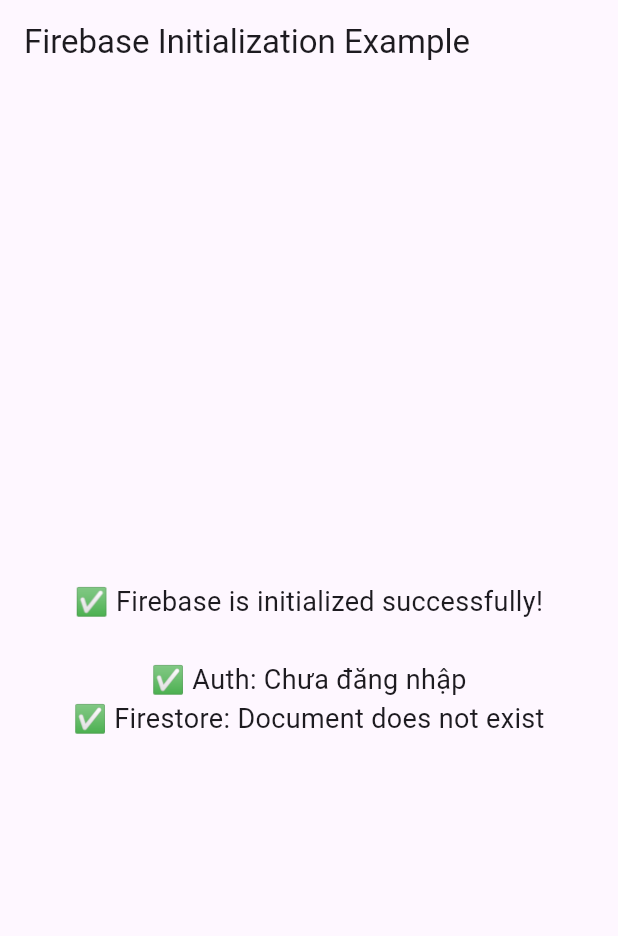
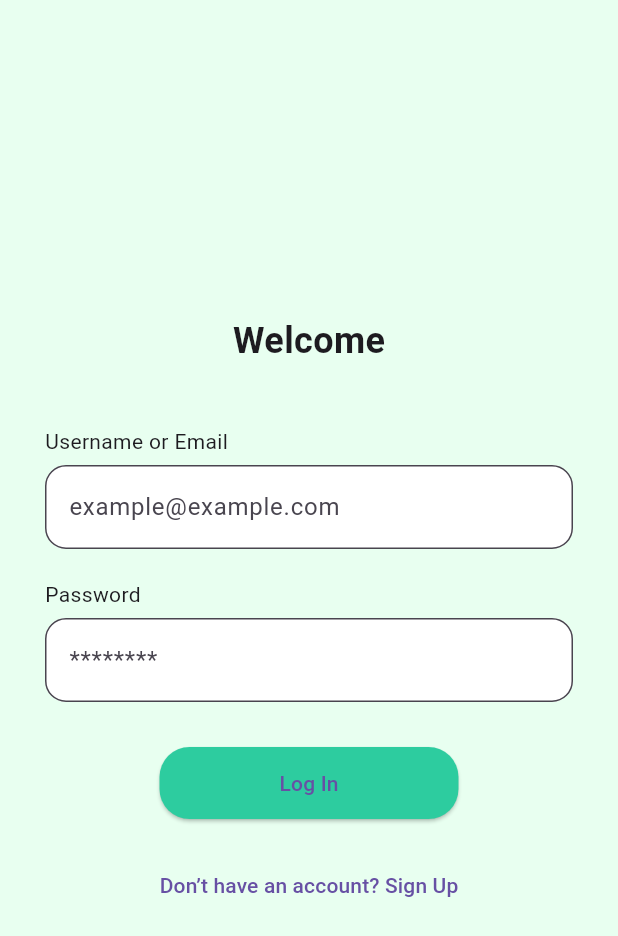
Before and after one commit to gk182/FinanceManagment, a Flutter app: the screen it shows after launch, on a phone screen of 412 x 824 dp. Shown: the top 936 px of the screen. Run offline on Flutter 3.47's test engine with Material 3 defaults, Android fonts, the phone set to English and light mode, and no system bars; our stand-ins replace cloud_firestore, firebase_auth, firebase_core, shared_preferences; accounts and stored records are empty.

Commit message:
update login regis

```diff
--- a/analysis_options.yaml
+++ b/analysis_options.yaml
@@ -7,6 +7,10 @@
 
 # The following line activates a set of recommended lints for Flutter apps,
 # packages, and plugins designed to encourage good coding practices.
+analyzer:
+  errors:
+    use_build_context_synchronously: ignore
+    constant_identifier_names: ignore
 include: package:flutter_lints/flutter.yaml
 
 linter:
--- a/lib/core/firebase/firebase_config.dart
+++ b/lib/core/firebase/firebase_config.dart
@@ -1,6 +1,6 @@
 import 'package:firebase_core/firebase_core.dart';
 import 'package:flutter/material.dart';
-import '../../../firebase_options.dart'; // đường dẫn đúng nếu bạn dùng FlutterFire CLI
+import 'firebase_options.dart';
 
 Future<void> initFirebase() async {
   try {
--- a/lib/main.dart
+++ b/lib/main.dart
@@ -1,87 +1,26 @@
 import 'package:flutter/material.dart';
 import 'core/firebase/firebase_config.dart';
-import 'package:firebase_auth/firebase_auth.dart';
-import 'package:cloud_firestore/cloud_firestore.dart';
+import './pages/pages.dart';
 
-void main() {
-  WidgetsFlutterBinding.ensureInitialized(); // Đảm bảo binding đã được khởi tạo
-  runApp(const MyApp());
+void main() async {
+  initFirebase();
+  runApp(const FinWiseApp());
 }
 
-class MyApp extends StatelessWidget {
-  const MyApp({super.key});
+class FinWiseApp extends StatelessWidget {
+  const FinWiseApp({super.key});
 
   @override
   Widget build(BuildContext context) {
     return MaterialApp(
-      title: 'Flutter Demo',
-      theme: ThemeData(
-        primarySwatch: Colors.blue,
-      ),
-      home: const FirebaseInitScreen(),
+      title: 'FinWise',
+      debugShowCheckedModeBanner: false,
+      routes: {
+        '/login': (_) => const LoginPage(),
+        '/register': (_) => const RegisterPage(),
+        '/home': (_) => const HomePage(),
+      },
+      home: const SplashPage(),
     );
   }
 }
-
-class FirebaseInitScreen extends StatefulWidget {
-  const FirebaseInitScreen({super.key});
-
-  @override
-  State<FirebaseInitScreen> createState() => _FirebaseInitScreenState();
-}
-
-class _FirebaseInitScreenState extends State<FirebaseInitScreen> {
-  String _status = 'Loading...';
-
-  @override
-  void initState() {
-    super.initState();
-    _initializeFirebaseAndCheckServices();
-  }
-
-  Future<void> _initializeFirebaseAndCheckServices() async {
-    try {
-      await initFirebase();
-
-      // Kiểm tra Firebase Auth
-      final user = FirebaseAuth.instance.currentUser;
-      final authStatus = user != null
-          ? '✅ Auth: Logged in as ${user.email}'
-          : '✅ Auth: Chưa đăng nhập';
-
-      // Kiểm tra Firestore
-      final doc = await FirebaseFirestore.instance
-          .collection('test')
-          .doc('check')
-          .get();
-
-      final firestoreStatus = doc.exists
-          ? '✅ Firestore: Document exists'
-          : '✅ Firestore: Document does not exist';
-
-      setState(() {
-        _status = '✅ Firebase is initialized successfully!\n\n'
-            '$authStatus\n'
-            '$firestoreStatus';
-      });
-    } catch (error) {
-      setState(() {
-        _status = '❌ Failed to initialize or access Firebase:\n$error';
-      });
-    }
-  }
-
-  @override
-  Widget build(BuildContext context) {
-    return Scaffold(
-      appBar: AppBar(title: const Text('Firebase Initialization Example')),
-      body: Center(
-        child: Text(
-          _status,
-          textAlign: TextAlign.center,
-          style: const TextStyle(fontSize: 18),
-        ),
-      ),
-    );
-  }
-}
--- /dev/null
+++ b/lib/models/user_model.dart
@@ -0,0 +1,21 @@
+// ignore: file_names
+class AppUser {
+  final String uid;
+  final String email;
+
+  AppUser({required this.uid, required this.email});
+
+  Map<String, dynamic> toMap() {
+    return {
+      'uid': uid,
+      'email': email,
+    };
+  }
+
+  factory AppUser.fromMap(Map<String, dynamic> map) {
+    return AppUser(
+      uid: map['uid'],
+      email: map['email'],
+    );
+  }
+}
--- a/lib/pages/auth/login_page.dart
+++ b/lib/pages/auth/login_page.dart
@@ -0,0 +1,109 @@
+import 'package:flutter/material.dart';
+import 'package:firebase_auth/firebase_auth.dart';
+import 'package:shared_preferences/shared_preferences.dart';
+
+class LoginPage extends StatefulWidget {
+  const LoginPage({super.key});
+
+  @override
+  State<LoginPage> createState() => _LoginPageState();
+}
+
+class _LoginPageState extends State<LoginPage> {
+  final _emailController = TextEditingController();
+  final _passwordController = TextEditingController();
+  final _formKey = GlobalKey<FormState>();
+  bool _isLoading = false;
+  String? error;
+
+  Future<void> _login() async {
+    if (_formKey.currentState!.validate()) {
+      setState(() => _isLoading = true);
+      try {
+        await FirebaseAuth.instance.signInWithEmailAndPassword(
+          email: _emailController.text.trim(),
+          password: _passwordController.text.trim(),
+        );
+        final prefs = await SharedPreferences.getInstance();
+        await prefs.setBool('isLoggedIn', true);
+
+        ScaffoldMessenger.of(context).showSnackBar(
+            const SnackBar(content: Text('Đăng nhập thành công!')),
+          );
+
+        Navigator.pushReplacementNamed(context, '/home');
+      }
+      on FirebaseAuthException catch (e) {
+        ScaffoldMessenger.of(context).showSnackBar(
+          SnackBar(content: Text(e.message ?? 'Đã xảy ra lỗi')),
+        );
+      }
+      finally {
+        setState(() => _isLoading = false);
+      }
+    }
+  }
+
+  @override
+  Widget build(BuildContext context) {
+    return Scaffold(
+      backgroundColor: const Color(0xffe8fff0),
+      body: Center(
+        child: SingleChildScrollView(
+          padding: const EdgeInsets.symmetric(horizontal: 30),
+          child: Form(
+            key: _formKey,
+            child: Column(
+              children: [
+                const Text("Welcome", style: TextStyle(fontSize: 24, fontWeight: FontWeight.bold)),
+                const SizedBox(height: 40),
+                _buildInputField("Username or Email", _emailController, TextInputType.emailAddress),
+                const SizedBox(height: 20),
+                _buildInputField("Password", _passwordController, TextInputType.visiblePassword, isPassword: true),
+                const SizedBox(height: 30),
+                ElevatedButton(
+                  onPressed: _isLoading ? null : _login,
+                  style: ElevatedButton.styleFrom(
+                    backgroundColor: const Color(0xff2dcc9f),
+                    padding: const EdgeInsets.symmetric(horizontal: 80, vertical: 14),
+                    shape: RoundedRectangleBorder(borderRadius: BorderRadius.circular(20)),
+                  ),
+                  child: _isLoading
+                      ? const CircularProgressIndicator(color: Colors.white)
+                      : const Text("Log In"),
+                ),
+                const SizedBox(height: 20),
+                TextButton(
+                  onPressed: () => Navigator.pushReplacementNamed(context, '/register'),
+                  child: const Text("Don’t have an account? Sign Up"),
+                )
+              ],
+            ),
+          ),
+        ),
+      ),
+    );
+  }
+
+  Widget _buildInputField(String label, TextEditingController controller, TextInputType keyboardType, {bool isPassword = false}) {
+    return Column(
+      crossAxisAlignment: CrossAxisAlignment.start,
+      children: [
+        Text(label),
+        const SizedBox(height: 6),
+        TextFormField(
+          controller: controller,
+          keyboardType: keyboardType,
+          obscureText: isPassword,
+          validator: (value) => value == null || value.isEmpty ? 'Không được bỏ trống' : null,
+          decoration: InputDecoration(
+            filled: true,
+            fillColor: Colors.white,
+            border: OutlineInputBorder(borderRadius: BorderRadius.circular(14)),
+            hintText: isPassword ? "********" : "example@example.com",
+          ),
+        ),
+      ],
+    );
+  }
+}
--- /dev/null
+++ b/lib/services/auth_service.dart
@@ -0,0 +1,28 @@
+// chuẩn bị xóa file này
+import 'package:firebase_auth/firebase_auth.dart';
+
+class AuthService {
+  final FirebaseAuth _auth = FirebaseAuth.instance;
+
+  Future<User?> signIn(String email, String password) async {
+    final credential = await _auth.signInWithEmailAndPassword(
+      email: email,
+      password: password,
+    );
+    return credential.user;
+  }
+
+  Future<User?> signUp(String email, String password) async {
+    final credential = await _auth.createUserWithEmailAndPassword(
+      email: email,
+      password: password,
+    );
+    return credential.user;
+  }
+
+  Future<void> signOut() async {
+    await _auth.signOut();
+  }
+
+  User? get currentUser => _auth.currentUser;
+}
--- a/pubspec.yaml
+++ b/pubspec.yaml
@@ -37,6 +37,8 @@
   firebase_core: ^3.13.1
   firebase_auth: ^5.5.4
   cloud_firestore: ^5.6.8
+  shared_preferences: ^2.5.3
+  get: ^4.7.2
 
 dev_dependencies:
   flutter_test:
```
Also changed, not shown: lib/constant/app_colors.dart (added, +19 -0 lines), lib/models/category_model.dart (added, +38 -0 lines), lib/models/expense_model.dart (added, +36 -0 lines), lib/models/income_model.dart (added, +36 -0 lines), lib/pages/auth/register_page.dart (+121 -0 lines), lib/pages/home/home_page.dart (+30 -0 lines), lib/pages/pages.dart (added, +10 -0 lines), lib/pages/splash/splash_page.dart (+53 -0 lines), lib/services/firestore_service.dart (added, +22 -0 lines), lib/services/firestore_service2.dart (added, +42 -0 lines), lib/utils/user_helper.dart (added, +17 -0 lines), lib/core/firebase/firebase_options.dart (renamed from lib/firebase_options.dart), pubspec.lock, 2 other files.
